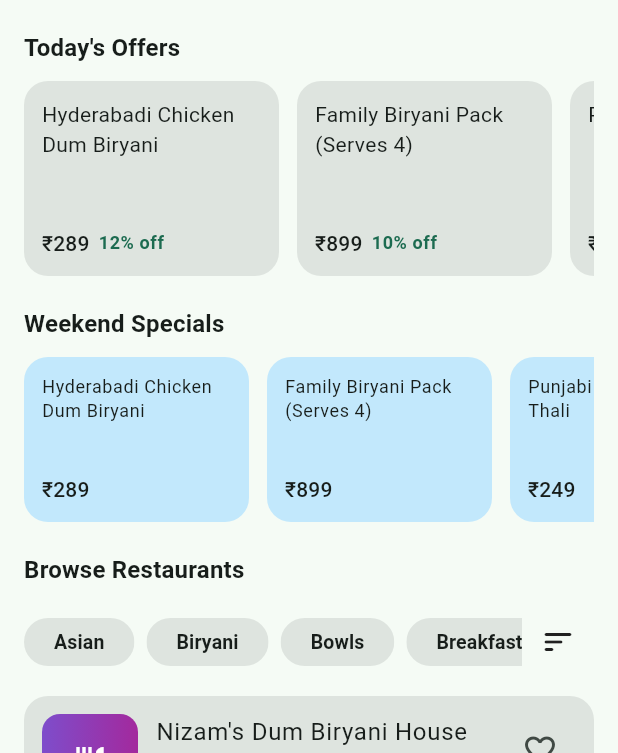
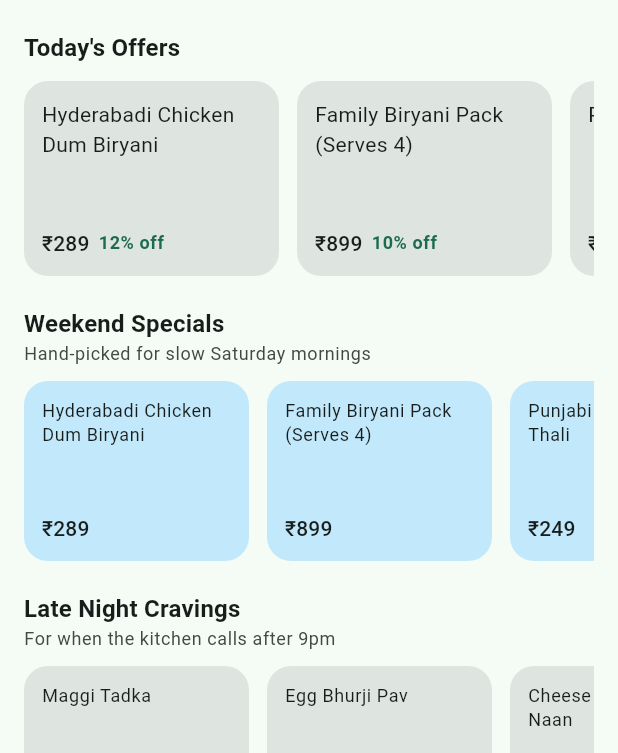
Before and after one commit to baseer-ind/spendzero, a Flutter app: the FoodHomeScreen screen opened directly with sample values from the repository, on a phone screen of 412 x 824 dp, the part 483-1236 px from its top. Run offline on Flutter 3.47's test engine with Material 3 defaults, Android fonts, the phone set to English and light mode, and no system bars; our stand-ins replace flutter_riverpod, go_router, shared_preferences; accounts and stored records are empty.

Commit message:
Add Food collections (Late Night, Healthy Week, Quick Office Lunch) and offline personalization engine
Personalization engine tracks category/app views, dietary preference, price range and search terms purely on-device (SharedPreferences, no AI/cloud) and powers a new Recommended for You rail.

Co-Authored-By: Claude Sonnet 4.6 <noreply@anthropic.com>
Claude-Session: https://claude.ai/code/session_01S7u3SjfHsAmfGEPtn8aiL6

```diff
--- a/spendzero/mobile/lib/core/data/local/food_seed_data.dart
+++ b/spendzero/mobile/lib/core/data/local/food_seed_data.dart
@@ -1705,3 +1705,17 @@ List<MenuItem> weekendSpecials() {
   ];
   return ids.map(findFoodMenuItemById).whereType<MenuItem>().toList();
 }
+
+/// Late-night-friendly dishes — surfaced after 9pm browsing patterns, but
+/// always available so the rail isn't empty during the day.
+List<MenuItem> lateNightCravings() =>
+    allMenuItemsFull.where((m) => m.tags.contains('late night')).toList();
+
+/// Lighter, better-for-you dishes for the "Healthy Week" collection.
+List<MenuItem> healthyWeekPicks() =>
+    allMenuItemsFull.where((m) => m.tags.contains('healthy')).toList();
+
+/// Fast-turnaround dishes (≤15 min prep) for a desk-lunch break.
+List<MenuItem> quickOfficeLunch() => allMenuItemsFull
+    .where((m) => m.prepTimeMins <= 15 && m.tags.contains('bestseller'))
+    .toList();
--- a/spendzero/mobile/lib/features/food/presentation/food_home_screen.dart
+++ b/spendzero/mobile/lib/features/food/presentation/food_home_screen.dart
@@ -9,6 +9,7 @@ import 'package:shared_preferences/shared_preferences.dart';
 
 import '../../../core/data/local/fictional_apps_seed.dart';
 import '../../../core/data/local/food_seed_data.dart';
+import '../../../core/data/local/personalization_store.dart';
 import '../../../core/data/local/wishlist_store.dart';
 import '../../../core/models/category.dart';
 import '../../../core/providers/providers.dart';
@@ -98,6 +99,9 @@ class _FoodHomeScreenState extends ConsumerState<FoodHomeScreen> {
   void initState() {
     super.initState();
     _loadRecentlyViewed();
+    Future.microtask(
+      () => ref.read(personalizationProvider.notifier).recordCategoryView(widget.category.id),
+    );
   }
 
   Future<void> _loadRecentlyViewed() async {
@@ -119,6 +123,9 @@ class _FoodHomeScreenState extends ConsumerState<FoodHomeScreen> {
     _searchDebounce?.cancel();
     _searchDebounce = Timer(const Duration(milliseconds: 300), () {
       setState(() => _searchQuery = value.trim());
+      if (value.trim().length >= 3) {
+        ref.read(personalizationProvider.notifier).recordSearch(value);
+      }
     });
   }
 
@@ -129,6 +136,7 @@ class _FoodHomeScreenState extends ConsumerState<FoodHomeScreen> {
 
   void _openRestaurant(Restaurant restaurant) async {
     await RecentlyViewedFoodStore().recordView(restaurant.id);
+    ref.read(personalizationProvider.notifier).recordAppView(_appIdFor(restaurant.id));
     if (!mounted) return;
     context.push('/food/${widget.category.id}/restaurant/${restaurant.id}');
   }
@@ -139,6 +147,14 @@ class _FoodHomeScreenState extends ConsumerState<FoodHomeScreen> {
     final trendingAsync = ref.watch(foodTrendingProvider);
     final offersAsync = ref.watch(foodTodaysOffersProvider);
     final wishlist = ref.watch(wishlistProvider);
+    final signals = ref.watch(personalizationProvider);
+    final preferredDiet = signals.preferredDietTag();
+    final recommended = preferredDiet == null
+        ? const <MenuItem>[]
+        : allMenuItemsFull
+            .where((m) => m.dietaryTag.name == preferredDiet && m.isBestSeller)
+            .take(10)
+            .toList();
     final savedRestaurants = wishlist
         .where((e) => e.categoryId == widget.category.id)
         .map((e) => findRestaurantById(e.entityId))
@@ -170,6 +186,16 @@ class _FoodHomeScreenState extends ConsumerState<FoodHomeScreen> {
             if (_searchQuery.isNotEmpty)
               _SearchResults(query: _searchQuery, categoryId: widget.category.id)
             else ...[
+              if (recommended.isNotEmpty) ...[
+                _CollectionRail(
+                  title: 'Recommended for You',
+                  subtitle: 'Based on what you usually order',
+                  items: recommended,
+                  accentColor: (c) => Theme.of(c).colorScheme.surfaceContainerHighest,
+                  categoryId: widget.category.id,
+                ),
+                const SizedBox(height: 20),
+              ],
               trendingAsync.when(
                 data: (restaurants) => restaurants.isEmpty
                     ? const SizedBox.shrink()
@@ -190,7 +216,37 @@ class _FoodHomeScreenState extends ConsumerState<FoodHomeScreen> {
                 error: (_, __) => const SizedBox.shrink(),
               ),
               const SizedBox(height: 20),
-              _WeekendSpecialsRail(specials: weekendSpecials()),
+              _CollectionRail(
+                title: 'Weekend Specials',
+                subtitle: 'Hand-picked for slow Saturday mornings',
+                items: weekendSpecials(),
+                accentColor: (c) => Theme.of(c).colorScheme.tertiaryContainer,
+                categoryId: widget.category.id,
+              ),
+              const SizedBox(height: 20),
+              _CollectionRail(
+                title: 'Late Night Cravings',
+                subtitle: 'For when the kitchen calls after 9pm',
+                items: lateNightCravings(),
+                accentColor: (c) => Theme.of(c).colorScheme.surfaceContainerHighest,
+                categoryId: widget.category.id,
+              ),
+              const SizedBox(height: 20),
+              _CollectionRail(
+                title: 'Healthy Week',
+                subtitle: 'Lighter dishes that still hit the spot',
+                items: healthyWeekPicks(),
+                accentColor: (c) => Theme.of(c).colorScheme.secondaryContainer,
+                categoryId: widget.category.id,
+              ),
+              const SizedBox(height: 20),
+              _CollectionRail(
+                title: 'Quick Office Lunch',
+                subtitle: 'Bestsellers ready in 15 minutes or less',
+                items: quickOfficeLunch(),
+                accentColor: (c) => Theme.of(c).colorScheme.primaryContainer,
+                categoryId: widget.category.id,
+              ),
               const SizedBox(height: 20),
               if (savedRestaurants.isNotEmpty) ...[
                 _RestaurantRail(
@@ -480,35 +536,65 @@ class _OfferCard extends StatelessWidget {
   }
 }
 
-class _WeekendSpecialsRail extends StatelessWidget {
-  const _WeekendSpecialsRail({required this.specials});
+/// Generic horizontal rail for a curated [MenuItem] collection (Weekend
+/// Specials, Late Night Cravings, Healthy Week, Quick Office Lunch, ...).
+/// Each card opens the dish's restaurant, recording it as recently viewed
+/// like every other entry point into a restaurant.
+class _CollectionRail extends ConsumerWidget {
+  const _CollectionRail({
+    required this.title,
+    required this.subtitle,
+    required this.items,
+    required this.accentColor,
+    required this.categoryId,
+  });
 
-  final List<MenuItem> specials;
+  final String title;
+  final String subtitle;
+  final List<MenuItem> items;
+  final Color Function(BuildContext) accentColor;
+  final String categoryId;
 
   @override
-  Widget build(BuildContext context) {
-    if (specials.isEmpty) return const SizedBox.shrink();
-    final colors = Theme.of(context).colorScheme;
+  Widget build(BuildContext context, WidgetRef ref) {
+    if (items.isEmpty) return const SizedBox.shrink();
+    final colors = accentColor(context);
     return Column(
       crossAxisAlignment: CrossAxisAlignment.start,
       children: [
-        Text('Weekend Specials', style: Theme.of(context).textTheme.titleMedium),
+        Text(title, style: Theme.of(context).textTheme.titleMedium),
+        Text(
+          subtitle,
+          style: Theme.of(context).textTheme.bodySmall?.copyWith(
+                color: Theme.of(context).colorScheme.onSurfaceVariant,
+              ),
+        ),
         const SizedBox(height: 10),
         SizedBox(
-          height: 110,
+          height: 120,
           child: ListView.separated(
             scrollDirection: Axis.horizontal,
-            itemCount: specials.length,
+            itemCount: items.length,
             separatorBuilder: (_, __) => const SizedBox(width: 12),
             itemBuilder: (context, index) {
-              final item = specials[index];
-              return Container(
+              final item = items[index];
+              return Material(
+                color: colors,
+                borderRadius: BorderRadius.circular(16),
+                child: InkWell(
+                  borderRadius: BorderRadius.circular(16),
+                  onTap: () async {
+                    await RecentlyViewedFoodStore().recordView(item.restaurantId);
+                    final personalization = ref.read(personalizationProvider.notifier);
+                    personalization.recordDietaryView(item.dietaryTag.name);
+                    personalization.recordPriceView(item.pricePaise);
+                    if (context.mounted) {
+                      context.push('/food/$categoryId/restaurant/${item.restaurantId}');
+                    }
+                  },
+                  child: Container(
                     width: 150,
                     padding: const EdgeInsets.all(12),
-                decoration: BoxDecoration(
-                  color: colors.tertiaryContainer,
-                  borderRadius: BorderRadius.circular(16),
-                ),
                     child: Column(
                       crossAxisAlignment: CrossAxisAlignment.start,
                       children: [
@@ -516,6 +602,8 @@ class _WeekendSpecialsRail extends StatelessWidget {
                         const Spacer(),
                         Text(formatPaise(item.pricePaise), style: Theme.of(context).textTheme.titleSmall),
                       ],
+                    ),
+                  ),
                 ),
               );
             },
```
Also changed, not shown: spendzero/mobile/lib/core/data/local/personalization_store.dart (added, +217 -0 lines). Lines whose indentation alone changed are shown as unchanged.
